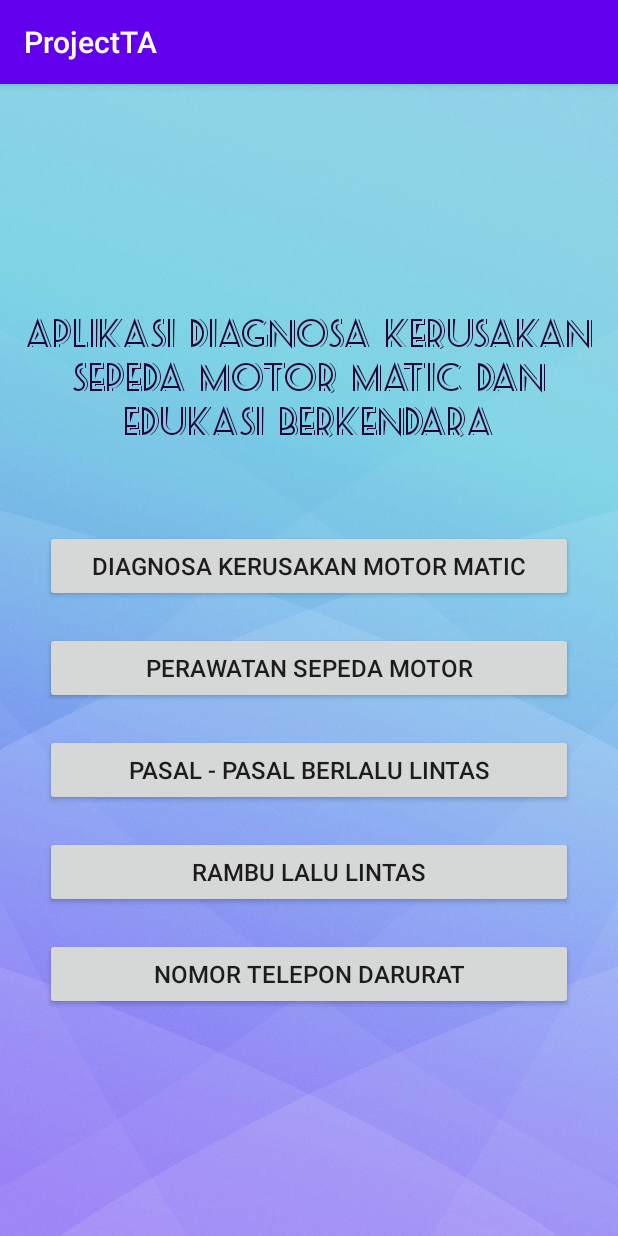
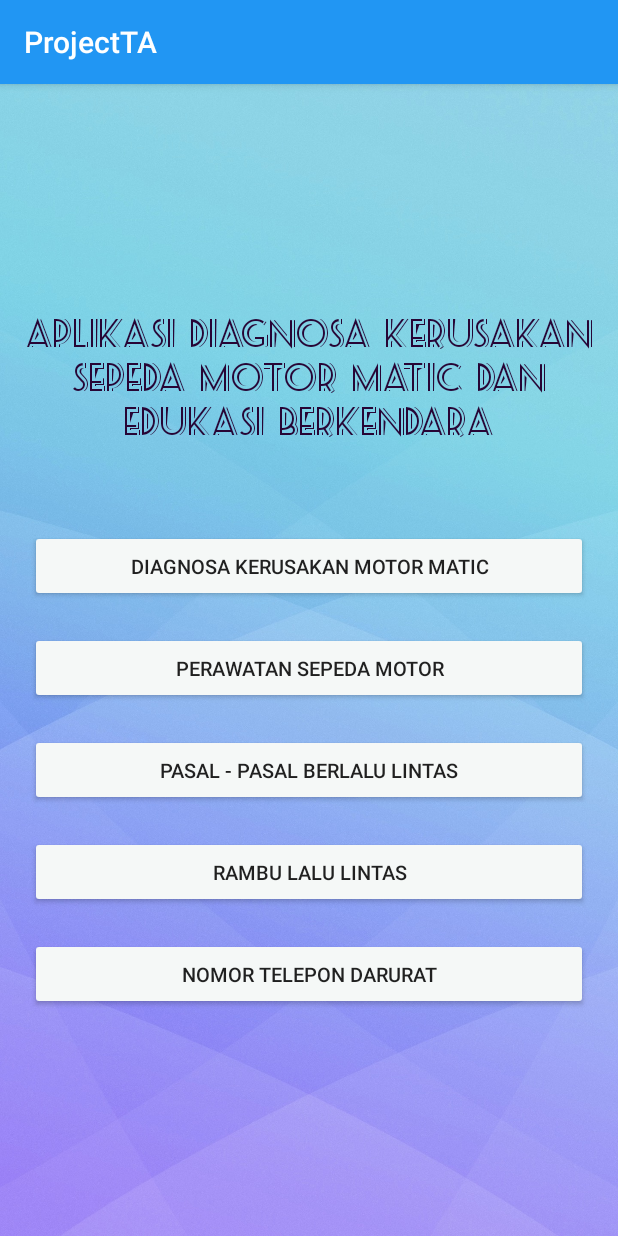
Before and after one commit to arifanrey26/ProjectTA_FIX, an Android app: the screen it shows after launch (MainActivity), on a phone screen of 412 x 824 dp. Run offline under Robolectric (Android 15) with nearby library versions, the phone set to English and light mode, and no system bars.

Commit message:
edit dikit

```diff
--- a/app/src/main/res/layout/activity_diagnosa.xml
+++ b/app/src/main/res/layout/activity_diagnosa.xml
@@ -66,7 +66,8 @@
         android:id="@+id/btn_klikdiagnosa"
         android:text="DIAGNOSA KERUSAKAN"
         android:textSize="20sp"
-        android:textStyle="bold"/>
+        android:textStyle="bold"
+        android:backgroundTint="#03A9F4"/>
 
     <TextView
         android:layout_width="match_parent"
--- a/app/src/main/res/layout/activity_main.xml
+++ b/app/src/main/res/layout/activity_main.xml
@@ -32,13 +32,13 @@
         android:layout_width="match_parent"
         android:layout_height="wrap_content"
         android:layout_below="@+id/tv_jdlAplikasi"
-        android:layout_marginHorizontal="30dp"
+        android:layout_marginHorizontal="20dp"
         android:layout_marginTop="42dp"
+        android:backgroundTint="#F5F8F7"
         android:text="Diagnosa Kerusakan Motor Matic"
-        android:textSize="16dp"
+        android:textSize="13.5dp"
         app:layout_constraintBottom_toTopOf="@+id/btn_perawatan"
         app:layout_constraintEnd_toEndOf="parent"
-        app:layout_constraintHorizontal_bias="0.5"
         app:layout_constraintStart_toStartOf="parent"
         app:layout_constraintTop_toBottomOf="@+id/tv_jdlAplikasi" />
 
@@ -47,10 +47,11 @@
         android:layout_width="match_parent"
         android:layout_height="wrap_content"
         android:layout_below="@+id/btn_diagnosa"
-        android:layout_marginHorizontal="30dp"
+        android:layout_marginHorizontal="20dp"
         android:layout_marginTop="20dp"
         android:text="Perawatan Sepeda Motor"
-        android:textSize="16dp"
+        android:textSize="13.5dp"
+        android:backgroundTint="#F5F8F7"
         app:layout_constraintBottom_toTopOf="@+id/btn_pasal"
         app:layout_constraintEnd_toEndOf="parent"
         app:layout_constraintHorizontal_bias="0.5"
@@ -62,10 +63,11 @@
         android:layout_width="match_parent"
         android:layout_height="wrap_content"
         android:layout_below="@+id/btn_perawatan"
-        android:layout_marginHorizontal="30dp"
+        android:layout_marginHorizontal="20dp"
         android:layout_marginTop="20dp"
         android:text="Pasal - Pasal Berlalu lintas"
-        android:textSize="16dp"
+        android:textSize="13.5dp"
+        android:backgroundTint="#F5F8F7"
         app:layout_constraintBottom_toTopOf="@+id/btn_rambu"
         app:layout_constraintEnd_toEndOf="parent"
         app:layout_constraintHorizontal_bias="0.5"
@@ -77,10 +79,11 @@
         android:layout_width="match_parent"
         android:layout_height="wrap_content"
         android:layout_below="@+id/btn_pasal"
-        android:layout_marginHorizontal="30dp"
+        android:layout_marginHorizontal="20dp"
         android:layout_marginTop="20dp"
         android:text="Rambu Lalu Lintas"
-        android:textSize="16dp"
+        android:textSize="13.5dp"
+        android:backgroundTint="#F5F8F7"
         app:layout_constraintBottom_toTopOf="@+id/btn_nomordarurat"
         app:layout_constraintEnd_toEndOf="parent"
         app:layout_constraintHorizontal_bias="0.5"
@@ -92,10 +95,11 @@
         android:layout_width="match_parent"
         android:layout_height="wrap_content"
         android:layout_below="@+id/btn_rambu"
-        android:layout_marginHorizontal="30dp"
+        android:layout_marginHorizontal="20dp"
         android:layout_marginTop="20dp"
         android:text="Nomor Telepon Darurat"
-        android:textSize="16dp"
+        android:textSize="13.5dp"
+        android:backgroundTint="#F5F8F7"
         app:layout_constraintBottom_toBottomOf="parent"
         app:layout_constraintEnd_toEndOf="parent"
         app:layout_constraintHorizontal_bias="0.5"
--- a/app/src/main/res/values/colors.xml
+++ b/app/src/main/res/values/colors.xml
@@ -1,6 +1,6 @@
 <?xml version="1.0" encoding="utf-8"?>
 <resources>
-    <color name="colorPrimary">#6200EE</color>
+    <color name="colorPrimary">#2196F3</color>
     <color name="colorPrimaryDark">#3700B3</color>
     <color name="colorAccent">#03DAC5</color>
 </resources>
```
Also changed, not shown: app/src/main/res/layout/activity_nomor_darurat.xml (+10 -5 lines).
